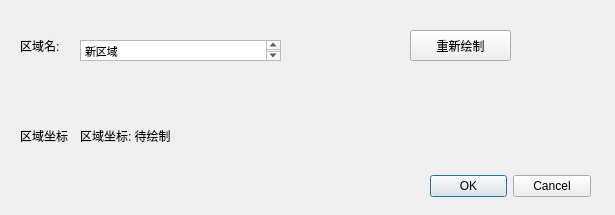
Before: the Qt Designer form add_area_dialog.ui in imbi7py/commander, drawn with Qt 5.
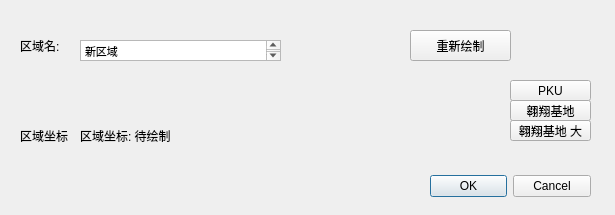
After: the same form once the commit is applied.

What changed in the file:
```diff
--- a/add_area_dialog.ui
+++ b/add_area_dialog.ui
@@ -98,6 +98,45 @@
     <string>区域坐标</string>
    </property>
   </widget>
+  <widget class="QPushButton" name="pku">
+   <property name="geometry">
+    <rect>
+     <x>510</x>
+     <y>80</y>
+     <width>81</width>
+     <height>21</height>
+    </rect>
+   </property>
+   <property name="text">
+    <string>PKU</string>
+   </property>
+  </widget>
+  <widget class="QPushButton" name="aoxiang_big">
+   <property name="geometry">
+    <rect>
+     <x>510</x>
+     <y>120</y>
+     <width>81</width>
+     <height>21</height>
+    </rect>
+   </property>
+   <property name="text">
+    <string>翱翔基地 大</string>
+   </property>
+  </widget>
+  <widget class="QPushButton" name="aoxiang">
+   <property name="geometry">
+    <rect>
+     <x>510</x>
+     <y>100</y>
+     <width>81</width>
+     <height>21</height>
+    </rect>
+   </property>
+   <property name="text">
+    <string>翱翔基地</string>
+   </property>
+  </widget>
  </widget>
  <resources/>
  <connections>
```
Left out of the diff: 4 changed lines with no effect on the pictures.
